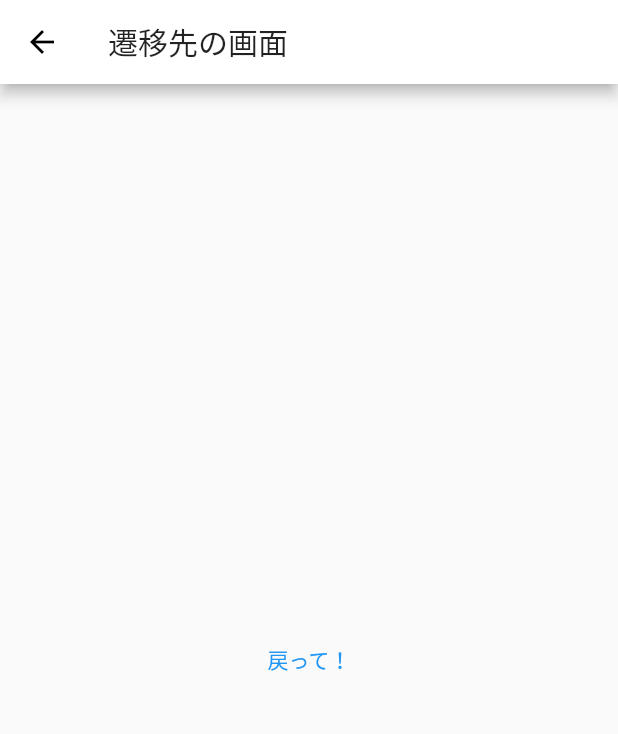
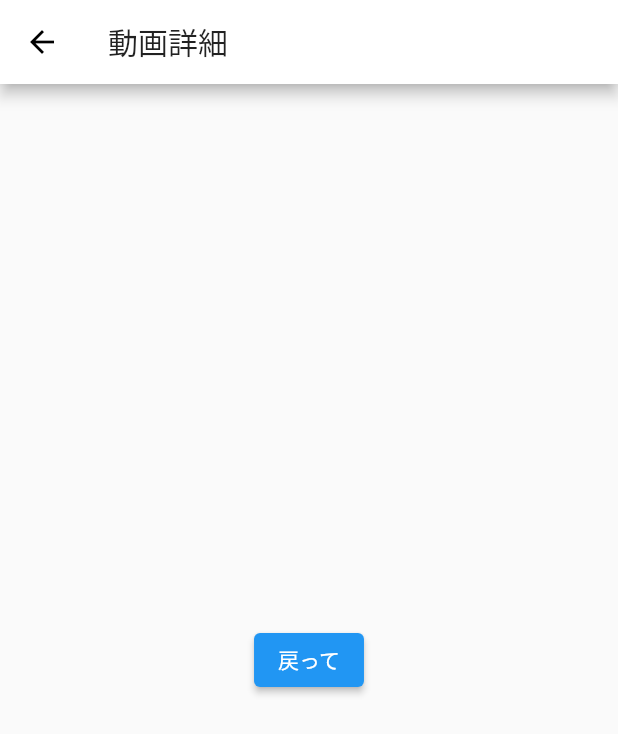
Before and after one commit to furugenict8/youtube1, a Flutter app: the screen it shows after launch, after a tap on an icon or button, on a phone screen of 412 x 824 dp. Shown: the top 734 px of the screen. Run offline on Flutter 3.47's test engine with Material 2 defaults, Android fonts, the phone set to English and light mode, and no system bars; network calls fail.

Commit message:
video_detail_page.dart を作って画面遷移

```diff
--- a/lib/main.dart
+++ b/lib/main.dart
@@ -1,4 +1,5 @@
 import 'package:flutter/material.dart';
+import 'package:youtube1app/video_detail_page.dart';
 
 void main() {
   runApp(App()); //App classのインスタンスを引数に動く関数runApp()
@@ -117,11 +118,11 @@ class App extends StatelessWidget {
                   itemCount: items.length,
                   itemBuilder: (context, index) {
                     return ListTile(
-                      onTap: () {
-                        Navigator.push(
+                      onTap: () async {
+                        await Navigator.push(
                           context,
                           MaterialPageRoute(
-                              builder: (context) => SecondRoute()),
+                              builder: (context) => VideoDetailPage()),
                         );
                       },
                       contentPadding: EdgeInsets.all(8),
@@ -165,25 +166,3 @@ class App extends StatelessWidget {
     );
   }
 }
-
-class SecondRoute extends StatelessWidget {
-  const SecondRoute({Key? key}) : super(key: key);
-
-  @override
-  Widget build(BuildContext context) {
-    return Scaffold(
-      appBar: AppBar(
-        title: Text("遷移先の画面"),
-      ),
-      body: Center(
-        child: TextButton(
-          onPressed: () {
-            // Navigate back to first route when tapped.
-            Navigator.pop(context);
-          },
-          child: Text('戻って！'),
-        ),
-      ),
-    );
-  }
-}
--- a/lib/video_detail_page.dart
+++ b/lib/video_detail_page.dart
@@ -1,17 +1,23 @@
 import 'package:flutter/material.dart';
 
 class VideoDetailPage extends StatelessWidget {
+  const VideoDetailPage({Key? key}) : super(key: key);
+
   @override
   Widget build(BuildContext context) {
-    // TODO: implement build
     return Scaffold(
-      appBar: AppBar(),
+      appBar: AppBar(
+        title: Text("動画詳細"),
+      ),
       body: Center(
-        child: Container(
-          child: Text('動画'),
+        child: ElevatedButton(
+          onPressed: () {
+            // Navigate back to first route when tapped.
+            Navigator.pop(context);
+          },
+          child: Text('戻って'),
         ),
       ),
     );
   }
-
 }
```
